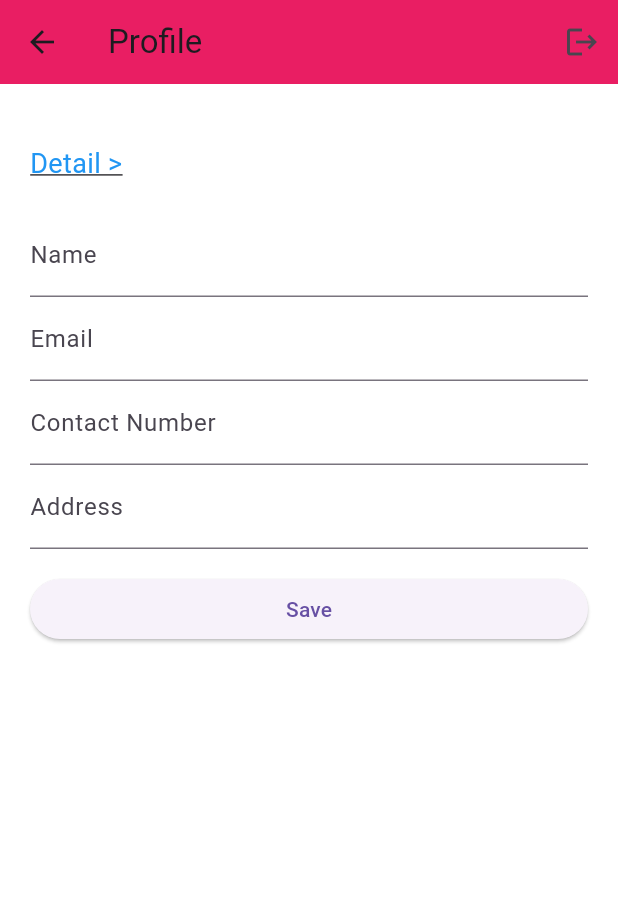
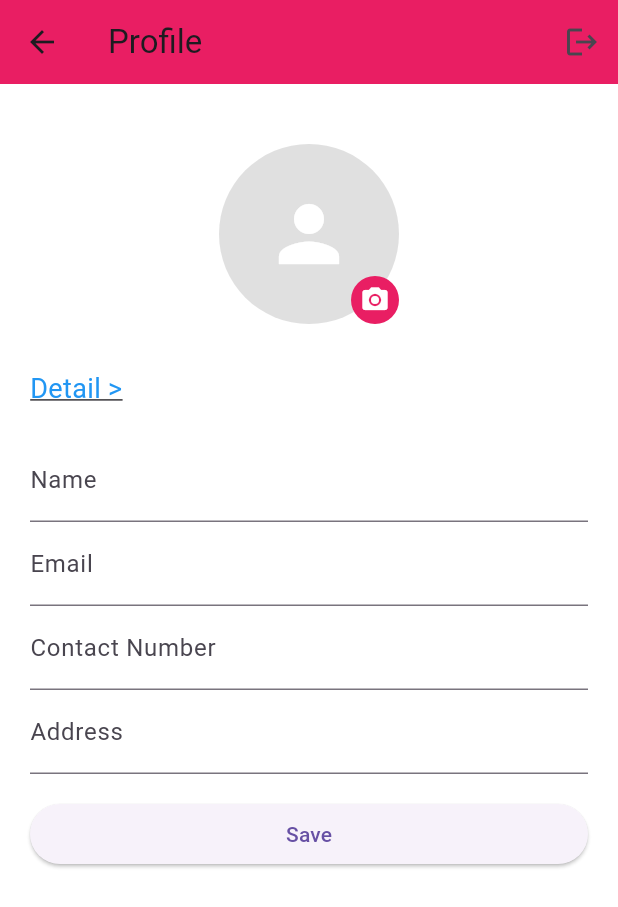
Before and after one commit to thisalma/Assignment-2-Mobile-App-Development, a Flutter app: the ProfilePage screen opened directly, after a tap on "Detail >", on a phone screen of 412 x 824 dp. Shown: the top 907 px of the screen. Run offline on Flutter 3.47's test engine with Material 3 defaults, Android fonts, the phone set to English and light mode, and no system bars; our stand-ins replace image_picker, shared_preferences; accounts and stored records are empty.

Commit message:
adding a new package to pubspec to add the pic, and re creating the profile page😍

```diff
--- a/lib/profile_page.dart
+++ b/lib/profile_page.dart
@@ -2,6 +2,8 @@
 
 import 'package:flutter/material.dart';
 import 'package:shared_preferences/shared_preferences.dart';
+import 'package:image_picker/image_picker.dart';
+import 'dart:io';
 import 'user_profile.dart';
 import 'login.dart';
 
@@ -22,6 +24,42 @@ class _ProfilePageState extends State<ProfilePage> {
 
   final user = UserProfile();
 
+  File? _profileImage;
+  final ImagePicker _picker = ImagePicker();
+
+  @override
+  void initState() {
+    super.initState();
+    _loadProfileImage();
+  }
+
+  // Load image path from SharedPreferences
+  void _loadProfileImage() async {
+    final prefs = await SharedPreferences.getInstance();
+    final path = prefs.getString('profileImagePath');
+    if (path != null && path.isNotEmpty) {
+      setState(() {
+        _profileImage = File(path);
+      });
+    }
+  }
+
+  // Save image path to SharedPreferences
+  void _saveProfileImagePath(String path) async {
+    final prefs = await SharedPreferences.getInstance();
+    await prefs.setString('profileImagePath', path);
+  }
+
+  Future<void> _pickImage() async {
+    final pickedFile = await _picker.pickImage(source: ImageSource.gallery);
+    if (pickedFile != null) {
+      setState(() {
+        _profileImage = File(pickedFile.path);
+      });
+      _saveProfileImagePath(pickedFile.path);
+    }
+  }
+
   void saveDetails() {
     setState(() {
       user.name = nameController.text;
@@ -39,7 +77,7 @@ class _ProfilePageState extends State<ProfilePage> {
 
   void logout() async {
     final prefs = await SharedPreferences.getInstance();
-    await prefs.setBool('isLoggedIn', false); // clear login
+    await prefs.setBool('isLoggedIn', false);
     Navigator.pushReplacement(
       context,
       MaterialPageRoute(builder: (context) => const LoginScreen()),
@@ -67,6 +105,42 @@ class _ProfilePageState extends State<ProfilePage> {
           child: ListView(
             children: [
               const SizedBox(height: 20),
+
+              // Profile Picture with Camera Icon
+              Center(
+                child: Stack(
+                  children: [
+                    CircleAvatar(
+                      radius: 60,
+                      backgroundColor: Colors.grey[300],
+                      backgroundImage:
+                          _profileImage != null ? FileImage(_profileImage!) : null,
+                      child: _profileImage == null
+                          ? const Icon(Icons.person, size: 60, color: Colors.white)
+                          : null,
+                    ),
+                    Positioned(
+                      bottom: 0,
+                      right: 0,
+                      child: GestureDetector(
+                        onTap: _pickImage,
+                        child: Container(
+                          padding: const EdgeInsets.all(6),
+                          decoration: const BoxDecoration(
+                            shape: BoxShape.circle,
+                            color: Colors.pink,
+                          ),
+                          child: const Icon(Icons.camera_alt,
+                              color: Colors.white, size: 20),
+                        ),
+                      ),
+                    ),
+                  ],
+                ),
+              ),
+
+              const SizedBox(height: 30),
+
               GestureDetector(
                 onTap: () {
                   setState(() {
@@ -83,6 +157,7 @@ class _ProfilePageState extends State<ProfilePage> {
                 ),
               ),
               const SizedBox(height: 20),
+
               if (showDetailsForm) ...[
                 TextField(
                   controller: nameController,
@@ -108,11 +183,12 @@ class _ProfilePageState extends State<ProfilePage> {
                   child: const Text('Save'),
                 ),
               ],
+
               if (!showDetailsForm && user.name.isNotEmpty) ...[
                 const Divider(height: 30),
                 const Text("Saved Info:",
-                    style: TextStyle(
-                        fontSize: 18, fontWeight: FontWeight.bold)),
+                    style:
+                        TextStyle(fontSize: 18, fontWeight: FontWeight.bold)),
                 const SizedBox(height: 10),
                 Text("Name: ${user.name}"),
                 Text("Email: ${user.email}"),
--- a/pubspec.yaml
+++ b/pubspec.yaml
@@ -32,6 +32,7 @@ dependencies:
     sdk: flutter
   provider: ^6.1.0
   shared_preferences: ^2.2.2  # or the latest version
+  image_picker: ^0.8.7+7
 
 
 dev_dependencies:
```
Also changed, not shown: pubspec.lock, 5 other files.
